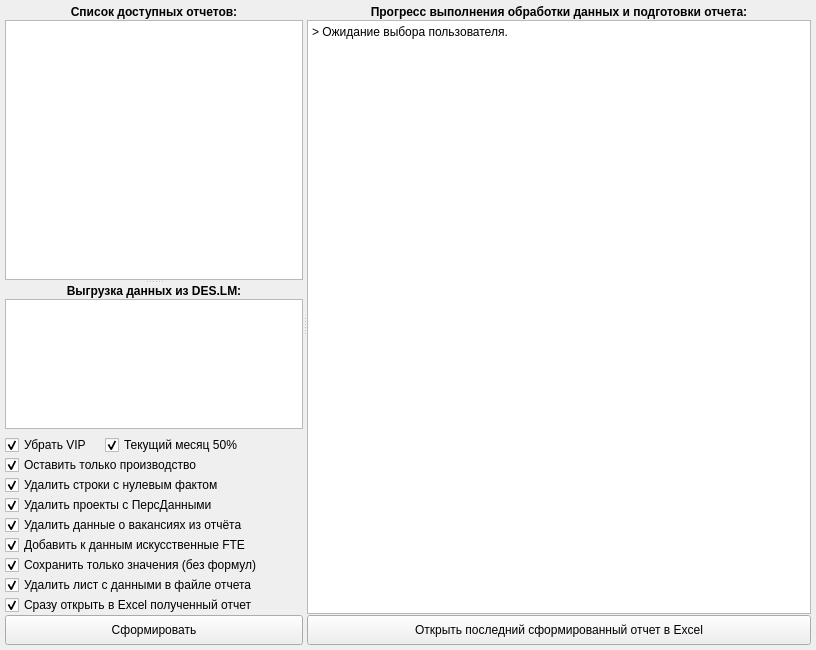
Qt form Qt5Project/Windows2.ui (DIVIGL1/DES.LM.Reports) before a commit.
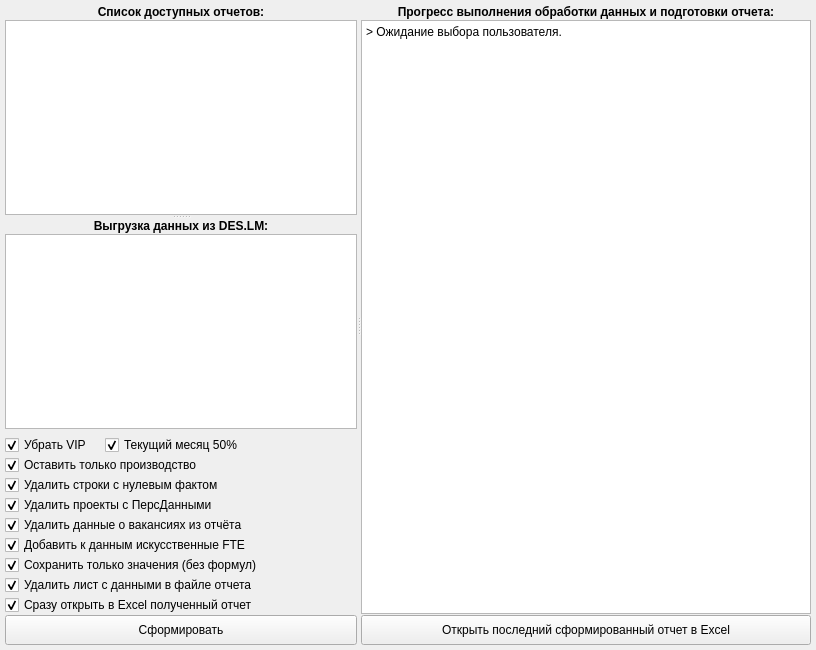
The same form after that commit.

Commit message: The main changes are related to the refinement of the functionality that saves the parameters of the main window (two splitters):   - added constants;   - clarified the names of objects in the Qt-form;   - reduced minimum size of objects;   - splitter displacement is tracked and their positions are saved.

Patch:
```diff
--- a/Qt5Project/Windows2.ui
+++ b/Qt5Project/Windows2.ui
@@ -106,8 +106,8 @@
              <widget class="QListView" name="listView">
               <property name="minimumSize">
                <size>
-                <width>0</width>
-                <height>260</height>
+                <width>200</width>
+                <height>100</height>
                </size>
               </property>
               <property name="styleSheet">
@@ -157,7 +157,7 @@
              <widget class="QListView" name="listViewRawData">
               <property name="minimumSize">
                <size>
-                <width>0</width>
+                <width>200</width>
                 <height>100</height>
                </size>
               </property>
@@ -471,7 +471,7 @@
           </property>
           <property name="minimumSize">
            <size>
-            <width>500</width>
+            <width>300</width>
             <height>0</height>
            </size>
           </property>
```
Left out of the diff: 17 changed lines with no effect on the pictures. The commit also changes 2 other files.
